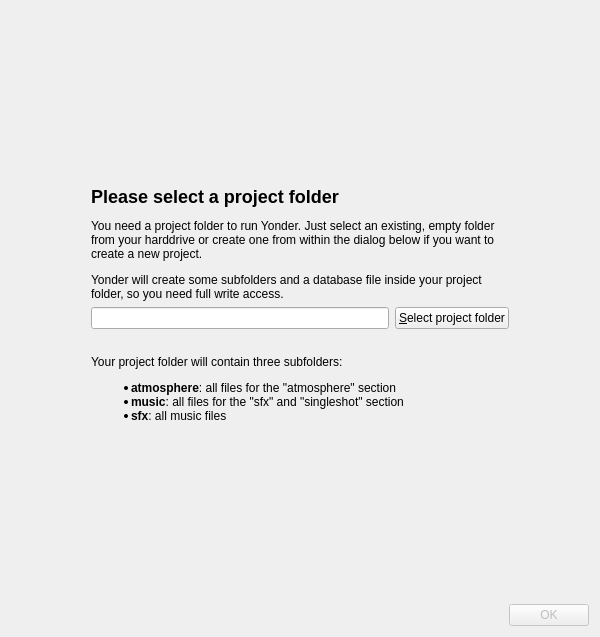
The window that framestart.ui (5in4/yonder) describes before a commit, drawn with Qt 5.
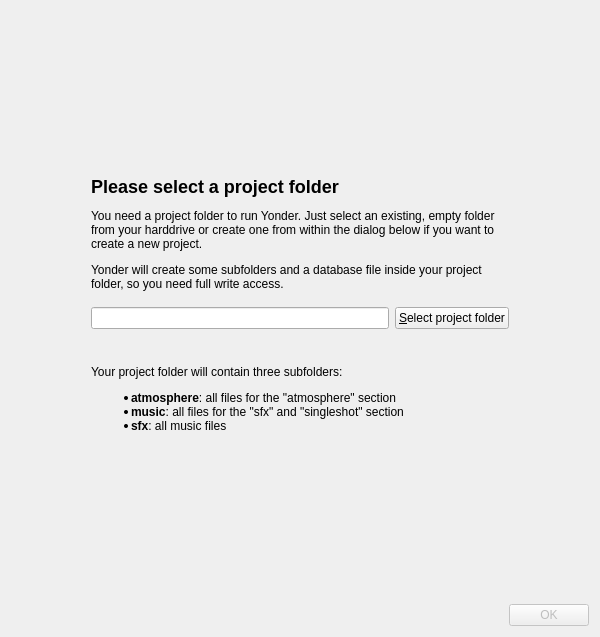
The same window after the commit.

```diff
--- a/framestart.ui
+++ b/framestart.ui
@@ -53,6 +53,19 @@
          </property>
         </widget>
        </item>
+       <item>
+        <spacer name="verticalSpacer_2">
+         <property name="orientation">
+          <enum>Qt::Vertical</enum>
+         </property>
+         <property name="sizeHint" stdset="0">
+          <size>
+           <width>20</width>
+           <height>10</height>
+          </size>
+         </property>
+        </spacer>
+       </item>
        <item>
         <layout class="QHBoxLayout" name="horizontalLayout">
          <item>
@@ -77,6 +90,19 @@
          </property>
         </widget>
        </item>
+       <item>
+        <spacer name="verticalSpacer_3">
+         <property name="orientation">
+          <enum>Qt::Vertical</enum>
+         </property>
+         <property name="sizeHint" stdset="0">
+          <size>
+           <width>20</width>
+           <height>10</height>
+          </size>
+         </property>
+        </spacer>
+       </item>
        <item>
         <widget class="QLabel" name="label_6">
          <property name="text">
```
